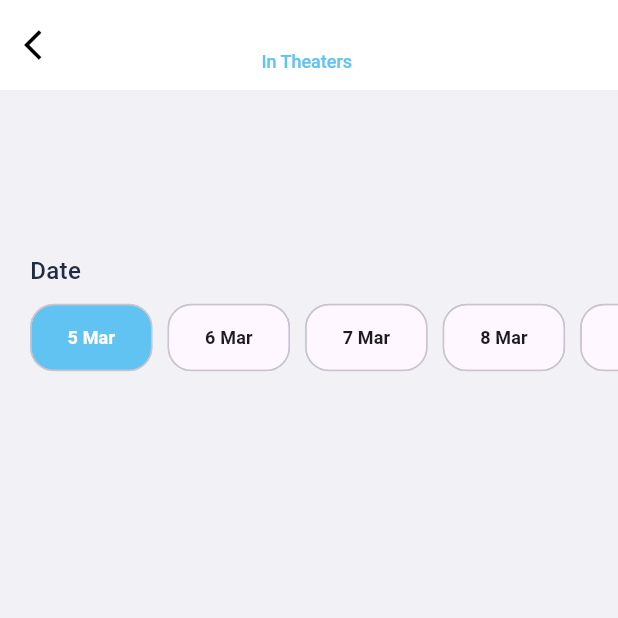
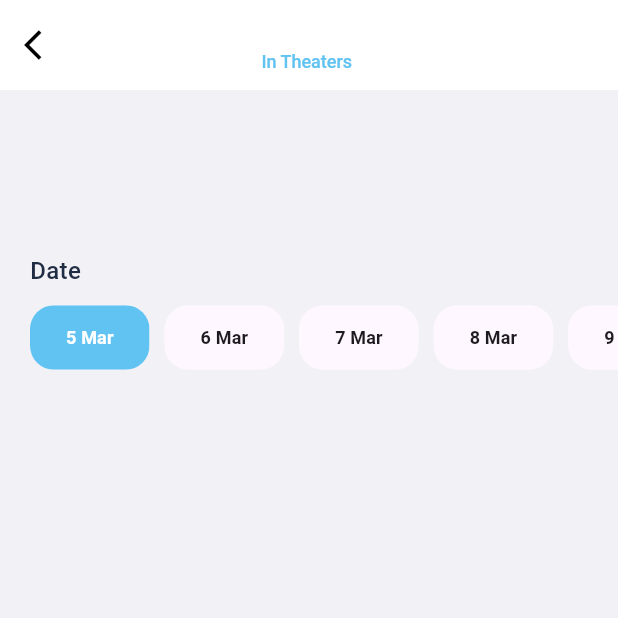
Before and after one commit to IbrahimBasit5802/movie-app, a Flutter app: the TheaterSelectPage screen opened directly with empty values, on a phone screen of 412 x 824 dp, the top half of it. Run offline on Flutter 3.47's test engine with Material 3 defaults, Android fonts, the phone set to English and light mode, and no system bars; our stand-ins replace bloc, dio, floor, flutter_bloc, flutter_dotenv, fluttertoast and 2 more; accounts and stored records are empty; generated files the repository leaves out were written again; network calls fail; Roboto replaces fonts that are missing (Poppins).

Commit message:
fix chips and action chips borders

```diff
--- a/lib/pages/theater_select/ui/theater_select_page.dart
+++ b/lib/pages/theater_select/ui/theater_select_page.dart
@@ -75,6 +75,7 @@ class TheaterSelectPage extends StatelessWidget {
                 children: [
                   const SizedBox(width: 20),
                   ActionChip(
+                    side: BorderSide.none,
                     color: MaterialStateProperty.all(kLightBlue),
                     labelPadding:
                         const EdgeInsets.symmetric(horizontal: 16, vertical: 5),
@@ -92,6 +93,7 @@ class TheaterSelectPage extends StatelessWidget {
                   ),
                   const SizedBox(width: 10),
                   ActionChip(
+                    side: BorderSide.none,
                     labelPadding:
                         const EdgeInsets.symmetric(horizontal: 16, vertical: 5),
                     shape: RoundedRectangleBorder(
@@ -106,6 +108,7 @@ class TheaterSelectPage extends StatelessWidget {
                   ),
                   const SizedBox(width: 10),
                   ActionChip(
+                    side: BorderSide.none,
                     labelPadding:
                         const EdgeInsets.symmetric(horizontal: 16, vertical: 5),
                     shape: RoundedRectangleBorder(
@@ -120,6 +123,7 @@ class TheaterSelectPage extends StatelessWidget {
                   ),
                   const SizedBox(width: 10),
                   ActionChip(
+                    side: BorderSide.none,
                     labelPadding:
                         const EdgeInsets.symmetric(horizontal: 16, vertical: 5),
                     shape: RoundedRectangleBorder(
@@ -134,6 +138,7 @@ class TheaterSelectPage extends StatelessWidget {
                   ),
                   const SizedBox(width: 10),
                   ActionChip(
+                    side: BorderSide.none,
                     labelPadding:
                         const EdgeInsets.symmetric(horizontal: 16, vertical: 5),
                     shape: RoundedRectangleBorder(
--- a/lib/pages/widgets/genre_chip.dart
+++ b/lib/pages/widgets/genre_chip.dart
@@ -22,11 +22,13 @@ List<Widget> _buildGenreChips(List<dynamic> genres) {
     chips.add(
       Chip(
         shape: RoundedRectangleBorder(
-          borderRadius: BorderRadius.circular(30),
+          borderRadius: BorderRadius.circular(50),
         ),
+        side: BorderSide.none,
         label: Text(
           genres[i].name,
-          style: const TextStyle(color: Colors.white, fontSize: 12),
+          style: const TextStyle(
+              color: Colors.white, fontSize: 10, fontWeight: FontWeight.w500),
         ),
         backgroundColor: (chipColors.toList()..shuffle()).first,
       ),
```
